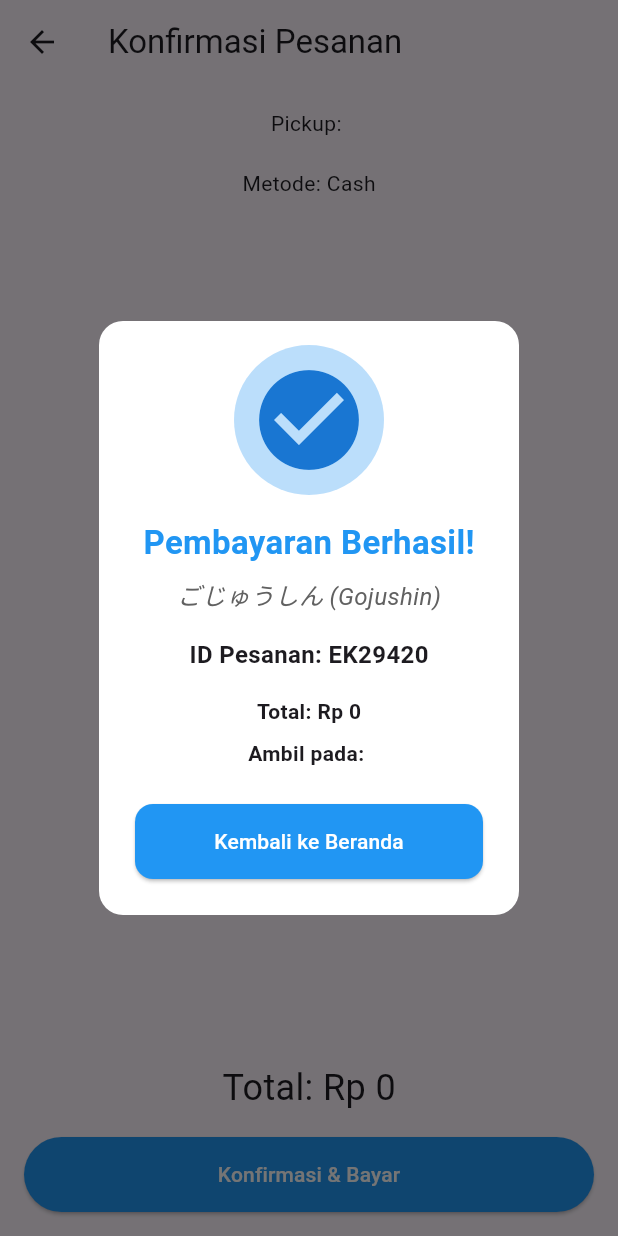
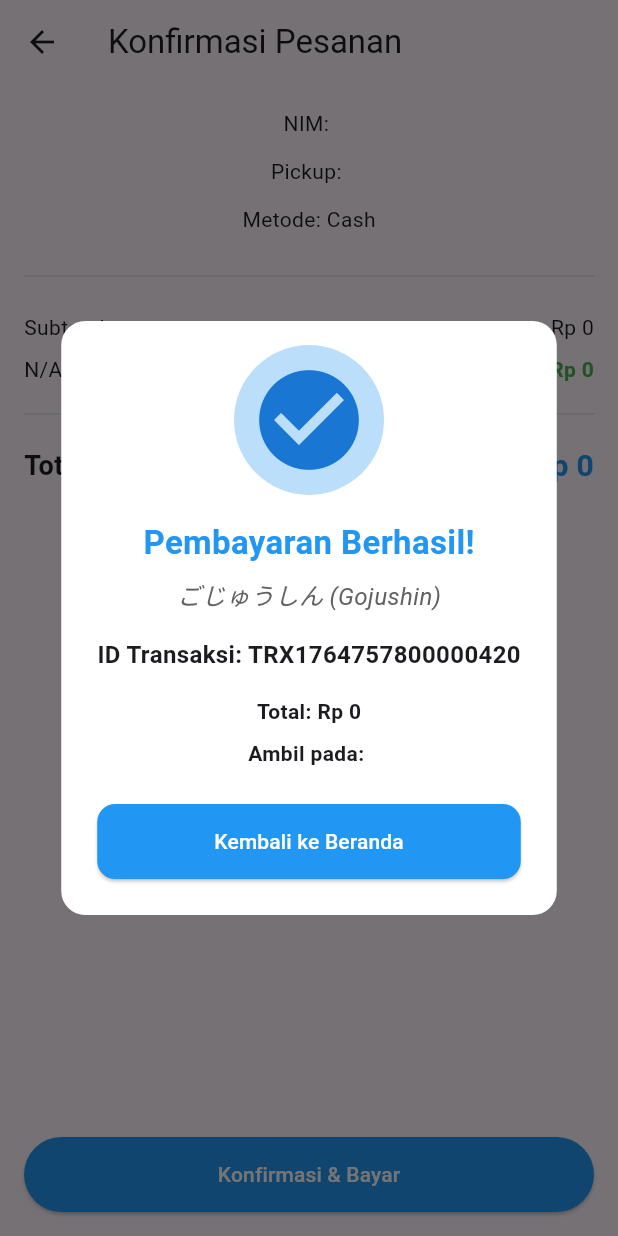
Before and after one commit to tarunaisra/e_kantin, a Flutter app: the CheckoutScreen_Rapli screen opened directly with empty values, after a tap on "Konfirmasi & Bayar", on a phone screen of 412 x 824 dp. Run offline on Flutter 3.47's test engine with Material 3 defaults, Android fonts, the phone set to English and light mode, and no system bars; our stand-ins replace cloud_firestore, firebase_auth, firebase_core; accounts and stored records are empty.

Commit message:
update loading & Fixed payment 2

```diff
--- /dev/null
+++ b/lib/models/transaction_model.dart
@@ -0,0 +1,50 @@
+import 'package:cloud_firestore/cloud_firestore.dart';
+
+/// Transaction Model - Anggota 1 (Backend Architect)
+/// Menyimpan record pesanan yang telah dibuat
+/// Watermark: suffix `_taruna` applied untuk konsistensi dengan ProductModel_taruna
+class TransactionModel_taruna {
+  final String trxId;
+  final double totalFinal; // Harga setelah diskon
+  final String status; // 'Success' atau 'Pending'
+  final List<Map<String, dynamic>> items; // Produk yang dibeli
+  final String userId; // NIM pembeli
+  final DateTime createdAt;
+  final String pickupTime;
+
+  TransactionModel_taruna({
+    required this.trxId,
+    required this.totalFinal,
+    required this.status,
+    required this.items,
+    required this.userId,
+    required this.createdAt,
+    required this.pickupTime,
+  });
+
+  /// Convert ke Firestore format
+  Map<String, dynamic> toJson() {
+    return {
+      'trx_id': trxId,
+      'total_final': totalFinal,
+      'status': status,
+      'items': items,
+      'user_id': userId,
+      'created_at': Timestamp.fromDate(createdAt),
+      'pickup_time': pickupTime,
+    };
+  }
+
+  /// Convert dari Firestore format
+  factory TransactionModel_taruna.fromJson(Map<String, dynamic> json) {
+    return TransactionModel_taruna(
+      trxId: json['trx_id'] ?? '',
+      totalFinal: (json['total_final'] as num?)?.toDouble() ?? 0.0,
+      status: json['status'] ?? 'Pending',
+      items: List<Map<String, dynamic>>.from(json['items'] ?? []),
+      userId: json['user_id'] ?? '',
+      createdAt: (json['created_at'] as Timestamp?)?.toDate() ?? DateTime.now(),
+      pickupTime: json['pickup_time'] ?? '',
+    );
+  }
+}
--- a/lib/providers/cart_provider.dart
+++ b/lib/providers/cart_provider.dart
@@ -1,6 +1,8 @@
 import 'package:flutter/material.dart';
 import 'package:cloud_firestore/cloud_firestore.dart';
 import '../models/product_model.dart';
+import '../models/transaction_model.dart';
+import 'dart:math';
 
 class CartProvider_taruna extends ChangeNotifier {
   final List<ProductModel_taruna> _cartItems = [];
@@ -13,9 +15,13 @@ class CartProvider_taruna extends ChangeNotifier {
     notifyListeners();
   }
 
+  // Remove a single occurrence of a product from the cart (decrement quantity)
   void removeFromCart(String productId) {
-    _cartItems.removeWhere((item) => item.productId == productId);
+    final index = _cartItems.indexWhere((item) => item.productId == productId);
+    if (index != -1) {
+      _cartItems.removeAt(index);
       notifyListeners();
+    }
   }
 
   void clearCart() {
@@ -27,41 +33,92 @@ class CartProvider_taruna extends ChangeNotifier {
     return _cartItems.fold(0, (sum, item) => sum + item.price);
   }
 
-  // Hitung diskon berdasarkan NIM (Ganjil/Genap)
-  // Diskon ganjil: 5%, Diskon genap: 10%
-  double getDiscount(String nim) {
+  // Logic Trap: Hitung diskon berdasarkan NIM (Ganjil/Genap)
+  // Ganjil: Diskon 5% | Genap: Gratis ongkir (simulasi = 10% diskon)
+  double getDiscount_taruna(String nim) {
+    try {
       int lastDigit = int.parse(nim[nim.length - 1]);
       if (lastDigit % 2 == 1) {
         // Ganjil: 5%
         return totalPrice * 0.05;
       } else {
-      // Genap: 10%
+        // Genap: 10% (simulasi gratis ongkir)
         return totalPrice * 0.10;
+      }
+    } catch (e) {
+      print('Error parsing NIM: $e');
+      return 0.0;
     }
   }
 
-  double getFinalPrice(String nim) {
-    return totalPrice - getDiscount(nim);
+  double getFinalPrice_taruna(String nim) {
+    return totalPrice - getDiscount_taruna(nim);
   }
 
-  // Checkout dengan update stok di Firebase
-  Future<void> checkout(String nim) async {
+  String getDiscountType_taruna(String nim) {
     try {
-      // Gunakan transaction untuk atomic write
+      int lastDigit = int.parse(nim[nim.length - 1]);
+      if (lastDigit % 2 == 1) {
+        return 'Ganjil: Diskon 5%';
+      } else {
+        return 'Genap: Gratis Ongkir (10%)';
+      }
+    } catch (e) {
+      return 'N/A';
+    }
+  }
+
+  // Checkout dengan update stok + save transaction ke Firestore
+  Future<String> checkout_taruna({
+    required String nim,
+    required String pickupTime,
+  }) async {
+    try {
+      // Generate Transaction ID
+      final trxId = 'TRX${DateTime.now().millisecondsSinceEpoch}${Random().nextInt(1000)}';
+
+      // Prepare items list untuk transaction
+      final itemsForTransaction = _cartItems
+          .map((item) => {
+                'product_id': item.productId,
+                'name': item.name,
+                'price': item.price,
+                'quantity': 1, // Setiap item di cart dihitung 1 qty
+              })
+          .toList();
+
+      final finalPrice = getFinalPrice_taruna(nim);
+
+      // Gunakan transaction untuk atomic write (update stok + save transaksi)
       await _db.runTransaction((transaction) async {
+        // 1. Update stok untuk setiap produk
         for (var item in _cartItems) {
           DocumentReference productRef = _db.collection('products').doc(item.productId);
-
-          // Kurangi stok
           transaction.update(productRef, {
             'stock': FieldValue.increment(-1),
           });
         }
+
+        // 2. Save transaction record ke Firestore
+        final transactionModel = TransactionModel_taruna(
+          trxId: trxId,
+          totalFinal: finalPrice,
+          status: 'Success',
+          items: itemsForTransaction,
+          userId: nim,
+          createdAt: DateTime.now(),
+          pickupTime: pickupTime,
+        );
+
+        DocumentReference transactionRef =
+            _db.collection('transactions').doc(trxId);
+        transaction.set(transactionRef, transactionModel.toJson());
       });
 
       // Jika berhasil, clear cart
       clearCart();
-      print('Checkout berhasil! Stok diupdate.');
+      print('Checkout berhasil! Trx ID: $trxId');
+      return trxId; // Return transaction ID untuk ditampilkan di success dialog
     } catch (e) {
       print('Error saat checkout: $e');
       rethrow;
--- a/lib/screens/login_screen.dart
+++ b/lib/screens/login_screen.dart
@@ -1,5 +1,4 @@
 import 'package:flutter/material.dart';
-import 'package:flutter/foundation.dart';
 import '../services/auth_service.dart';
 
 class LoginScreen_Yogi extends StatefulWidget {
--- a/lib/screens/payment_success_screen.dart
+++ b/lib/screens/payment_success_screen.dart
@@ -1,16 +1,15 @@
 import 'package:flutter/material.dart';
-import 'dart:math';
+import 'package:provider/provider.dart';
 import '../widgets/loading_indicator.dart';
+import '../providers/cart_provider.dart';
 
 class CheckoutScreen_Rapli extends StatefulWidget {
-  final List<Map<String, dynamic>> cartItems_Rapli;
-  final double totalPrice_Rapli;
+  final String nim_Rapli;
   final String pickupTime_Rapli;
 
   const CheckoutScreen_Rapli({
     super.key,
-    required this.cartItems_Rapli,
-    required this.totalPrice_Rapli,
+    required this.nim_Rapli,
     required this.pickupTime_Rapli,
   });
 
@@ -21,10 +20,7 @@ class CheckoutScreen_Rapli extends StatefulWidget {
 class _CheckoutScreen_RapliState extends State<CheckoutScreen_Rapli> {
   bool _isProcessing_Rapli = false;
 
-  void _showPaymentSuccess_Rapli(BuildContext context) {
-    // Generate random Order ID
-    final orderId_Rapli = 'EK${Random().nextInt(90000) + 10000}'; // EK10000-99999
-
+  void _showPaymentSuccess_Rapli(BuildContext context, String trxId_Rapli, double finalPrice_Rapli) {
     showDialog(
       context: context,
       barrierDismissible: false,
@@ -65,15 +61,15 @@ class _CheckoutScreen_RapliState extends State<CheckoutScreen_Rapli> {
                   fontStyle: FontStyle.italic),
             ),
             const SizedBox(height: 16),
-            // Order ID
+            // Transaction ID
             Text(
-              'ID Pesanan: $orderId_Rapli',
+              'ID Transaksi: $trxId_Rapli',
               style: const TextStyle(fontSize: 16, fontWeight: FontWeight.bold),
             ),
             const SizedBox(height: 16),
             // Total & Pickup
             Text(
-              'Total: Rp ${widget.totalPrice_Rapli.toInt()}',
+              'Total: Rp ${finalPrice_Rapli.toInt().toString().replaceAllMapped(RegExp(r'(\d{1,3})(?=(\d{3})+(?!\d))'), (Match m) => '${m[1]}.')}',
               style: const TextStyle(fontWeight: FontWeight.bold),
             ),
             const SizedBox(height: 8),
@@ -102,7 +98,7 @@ class _CheckoutScreen_RapliState extends State<CheckoutScreen_Rapli> {
     );
   }
 
-  Future<void> _confirmOrder_Rapli(BuildContext context) async {
+  Future<void> _confirmOrder_Rapli(BuildContext context, CartProvider_taruna provider) async {
     if (_isProcessing_Rapli) return;
     setState(() => _isProcessing_Rapli = true);
 
@@ -116,17 +112,24 @@ class _CheckoutScreen_RapliState extends State<CheckoutScreen_Rapli> {
     );
 
     try {
-      // simulate processing time (here you would call backend / save order)
-      await Future.delayed(const Duration(seconds: 1));
+      // Call real checkout from provider (save to Firestore + update stok)
+      final trxId_Rapli = await provider.checkout_taruna(
+        nim: widget.nim_Rapli,
+        pickupTime: widget.pickupTime_Rapli,
+      );
 
       // dismiss loading
       Navigator.of(context).pop();
 
-      // show success
-      _showPaymentSuccess_Rapli(context);
+      // show success dengan final price
+      final finalPrice = provider.getFinalPrice_taruna(widget.nim_Rapli);
+      _showPaymentSuccess_Rapli(context, trxId_Rapli, finalPrice);
     } catch (e) {
       Navigator.of(context).pop();
-      ScaffoldMessenger.of(context).showSnackBar(SnackBar(content: Text('Checkout gagal: $e')));
+      ScaffoldMessenger.of(context).showSnackBar(SnackBar(
+        content: Text('Checkout gagal: $e'),
+        backgroundColor: Colors.red,
+      ));
     } finally {
       if (mounted) setState(() => _isProcessing_Rapli = false);
     }
@@ -134,22 +137,65 @@ class _CheckoutScreen_RapliState extends State<CheckoutScreen_Rapli> {
 
   @override
   Widget build(BuildContext context) {
+    final provider = Provider.of<CartProvider_taruna>(context);
+    final totalPrice_Rapli = provider.totalPrice;
+    final discount_Rapli = provider.getDiscount_taruna(widget.nim_Rapli);
+    final finalPrice_Rapli = provider.getFinalPrice_taruna(widget.nim_Rapli);
+    final discountType_Rapli = provider.getDiscountType_taruna(widget.nim_Rapli);
+
     return Scaffold(
       appBar: AppBar(title: const Text('Konfirmasi Pesanan')),
       body: Padding(
         padding: const EdgeInsets.all(16),
         child: Column(
           children: [
+            Text('NIM: ${widget.nim_Rapli}'),
+            const SizedBox(height: 12),
             Text('Pickup: ${widget.pickupTime_Rapli}'),
+            const SizedBox(height: 12),
+            const Text('Metode: Cash'),
             const SizedBox(height: 20),
-            const Text('Metode: Cash'),
+            // Divider
+            Divider(color: Colors.grey.shade300),
+            const SizedBox(height: 16),
+            // Pricing breakdown
+            Row(
+              mainAxisAlignment: MainAxisAlignment.spaceBetween,
+              children: [
+                const Text('Subtotal:'),
+                Text('Rp ${totalPrice_Rapli.toInt().toString().replaceAllMapped(RegExp(r'(\d{1,3})(?=(\d{3})+(?!\d))'), (Match m) => '${m[1]}.')}'),
+              ],
+            ),
+            const SizedBox(height: 8),
+            Row(
+              mainAxisAlignment: MainAxisAlignment.spaceBetween,
+              children: [
+                Text(discountType_Rapli),
+                Text(
+                  '- Rp ${discount_Rapli.toInt().toString().replaceAllMapped(RegExp(r'(\d{1,3})(?=(\d{3})+(?!\d))'), (Match m) => '${m[1]}.')}',
+                  style: const TextStyle(color: Colors.green, fontWeight: FontWeight.bold),
+                ),
+              ],
+            ),
+            const SizedBox(height: 12),
+            Divider(color: Colors.grey.shade300),
+            const SizedBox(height: 12),
+            // Final Total
+            Row(
+              mainAxisAlignment: MainAxisAlignment.spaceBetween,
+              children: [
+                const Text('Total:', style: TextStyle(fontSize: 18, fontWeight: FontWeight.bold)),
+                Text(
+                  'Rp ${finalPrice_Rapli.toInt().toString().replaceAllMapped(RegExp(r'(\d{1,3})(?=(\d{3})+(?!\d))'), (Match m) => '${m[1]}.')}',
+                  style: const TextStyle(fontSize: 20, fontWeight: FontWeight.bold, color: Colors.blue),
+                ),
+              ],
+            ),
             const Spacer(),
-            Text('Total: Rp ${widget.totalPrice_Rapli.toInt()}', style: const TextStyle(fontSize: 24)),
-            const SizedBox(height: 16),
             SizedBox(
               width: double.infinity,
               child: ElevatedButton(
-                onPressed: _isProcessing_Rapli ? null : () => _confirmOrder_Rapli(context),
+                onPressed: _isProcessing_Rapli ? null : () => _confirmOrder_Rapli(context, provider),
                 style: ElevatedButton.styleFrom(
                   backgroundColor: Colors.blue,
                   foregroundColor: Colors.white,
```
Also changed, not shown: lib/main.dart (+10 -1 lines), lib/screens/cart_screen.dart (+90 -30 lines), lib/screens/home_screen.dart (+49 -32 lines). Lines whose indentation alone changed are shown as unchanged.
